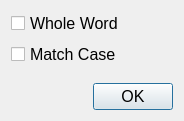
DinoZAR/CentralAccessReader, file src/forms/search_settings.ui: the form before one commit.
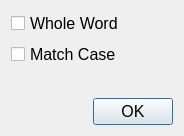
The form after the commit. Icons and pictures are not drawn.

The edit to the form file:
```diff
--- a/src/forms/search_settings.ui
+++ b/src/forms/search_settings.ui
@@ -7,7 +7,7 @@
     <x>0</x>
     <y>0</y>
     <width>184</width>
-    <height>121</height>
+    <height>136</height>
    </rect>
   </property>
   <property name="font">
```
Left out of the diff: 2 changed lines with no effect on the pictures.
